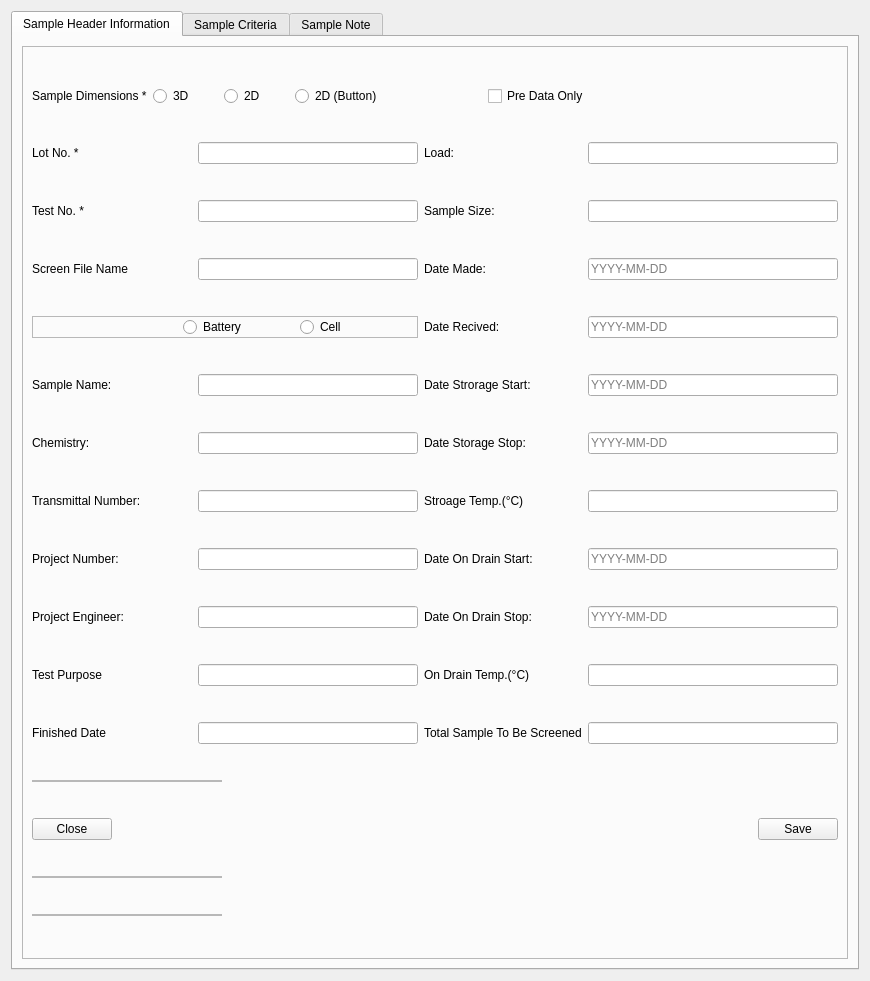
The window that RGui_TemplateFile_add.ui (wa26532977/WnDtesting) describes before a commit, drawn with Qt 5.
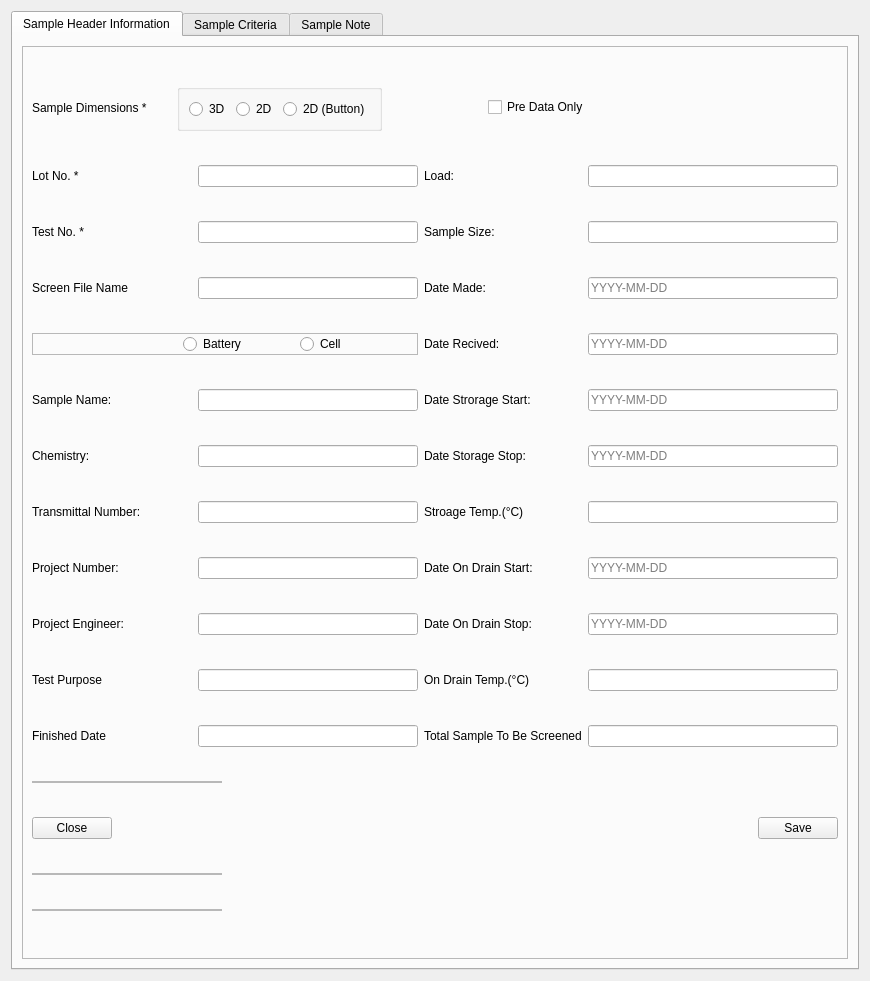
The same window after the commit.

What changed in the file:
```diff
--- a/RGui_TemplateFile_add.ui
+++ b/RGui_TemplateFile_add.ui
@@ -907,24 +907,33 @@
                </widget>
               </item>
               <item>
+               <widget class="QGroupBox" name="groupBox">
+                <property name="title">
+                 <string/>
+                </property>
+                <layout class="QGridLayout" name="gridLayout_4">
+                 <item row="0" column="0">
                <widget class="QRadioButton" name="radioButton_6">
                 <property name="text">
                  <string>3D</string>
                 </property>
                </widget>
               </item>
-              <item>
+                 <item row="0" column="1">
                <widget class="QRadioButton" name="radioButton_7">
                 <property name="text">
                  <string>2D</string>
                 </property>
                </widget>
               </item>
-              <item>
+                 <item row="0" column="2">
                <widget class="QRadioButton" name="radioButton_8">
                 <property name="text">
                  <string>2D (Button)</string>
                 </property>
+                  </widget>
+                 </item>
+                </layout>
                </widget>
               </item>
              </layout>
```
Lines whose indentation alone changed are shown as unchanged.
